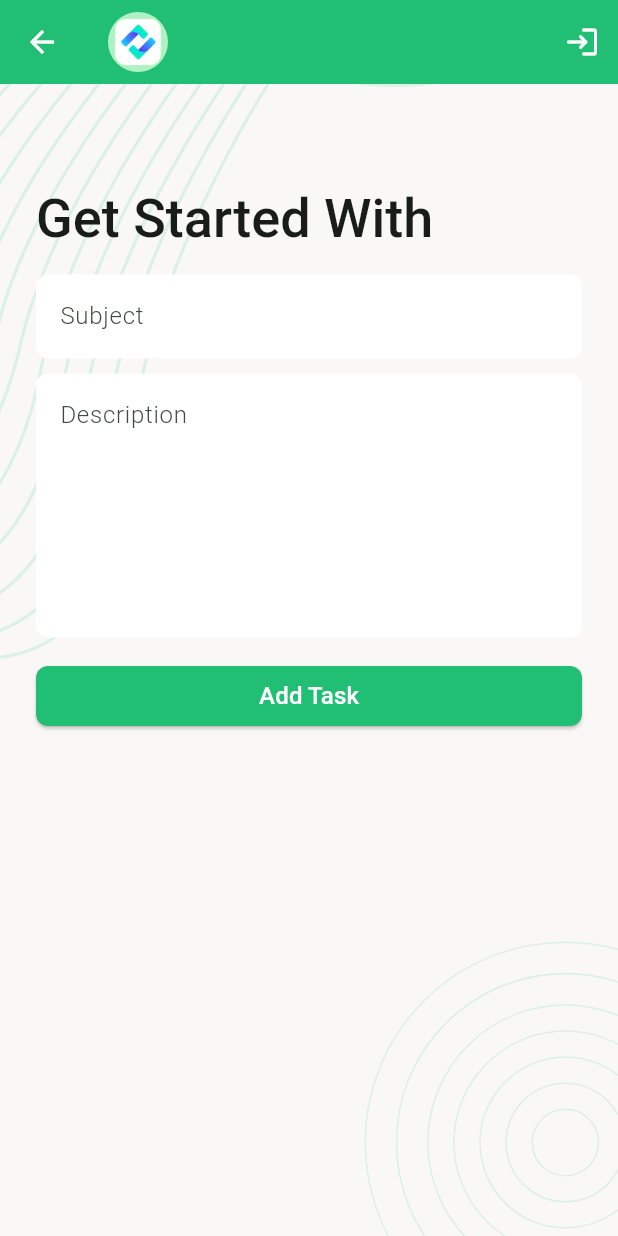
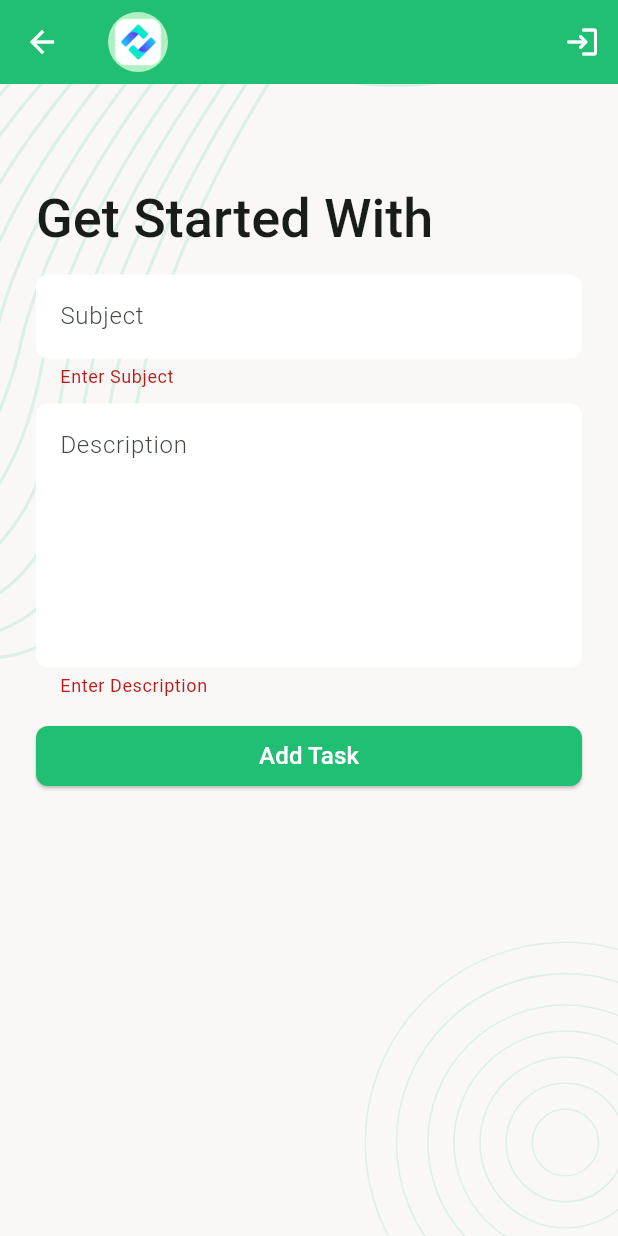
Before and after one commit to shiponirfan/task_manager_app, a Flutter app: the AddNewTask screen opened directly, after a tap on "Add Task", on a phone screen of 412 x 824 dp. Run offline on Flutter 3.47's test engine with Material 3 defaults, Android fonts, the phone set to English and light mode, and no system bars; our stand-ins replace flutter_svg, pin_code_fields, shared_preferences; accounts and stored records are empty.

Commit message:
Add New Task API Added

```diff
--- a/lib/app.dart
+++ b/lib/app.dart
@@ -4,6 +4,8 @@ import 'package:task_manager_app/utils/app_colors.dart';
 
 class TaskManagerApp extends StatefulWidget {
   const TaskManagerApp({super.key});
+
+  static GlobalKey<NavigatorState> navigatorKey = GlobalKey<NavigatorState>();
 
   @override
   State<TaskManagerApp> createState() => _TaskManagerAppState();
@@ -13,6 +15,7 @@ class _TaskManagerAppState extends State<TaskManagerApp> {
   @override
   Widget build(BuildContext context) {
     return MaterialApp(
+      navigatorKey: TaskManagerApp.navigatorKey,
       debugShowCheckedModeBanner: false,
       theme: ThemeData(
         colorSchemeSeed: AppColors.primaryColor,
--- a/lib/data/models/profile_model.dart
+++ b/lib/data/models/profile_model.dart
@@ -16,7 +16,7 @@ class ProfileModel {
       required this.password,
       required this.createdDate});
 
-  static ProfileModel setProfileModel(List<Map> data) {
+  static ProfileModel setProfileModel(List<dynamic> data) {
     return ProfileModel(
       id: data[0]['_id'],
       email: data[0]['email'],
--- a/lib/ui/screens/views/add_new_task.dart
+++ b/lib/ui/screens/views/add_new_task.dart
@@ -1,6 +1,10 @@
 import 'package:flutter/material.dart';
+import 'package:task_manager_app/data/models/network_response.dart';
+import 'package:task_manager_app/data/services/network_caller.dart';
 import 'package:task_manager_app/ui/widgets/appbar_widget.dart';
 import 'package:task_manager_app/ui/widgets/image_background.dart';
+import 'package:task_manager_app/utils/snackbar_widget.dart';
+import 'package:task_manager_app/utils/urls.dart';
 
 class AddNewTask extends StatefulWidget {
   const AddNewTask({super.key});
@@ -10,6 +14,12 @@ class AddNewTask extends StatefulWidget {
 }
 
 class _AddNewTaskState extends State<AddNewTask> {
+  final TextEditingController _subjectTEController = TextEditingController();
+  final TextEditingController _descriptionTEController =
+      TextEditingController();
+  final GlobalKey<FormState> _formKey = GlobalKey<FormState>();
+  bool isPending = false;
+
   @override
   Widget build(BuildContext context) {
     TextTheme textTheme = Theme.of(context).textTheme;
@@ -44,22 +54,38 @@ class _AddNewTaskState extends State<AddNewTask> {
   }
 
   Widget _buildAddTaskForm() {
-    return Column(
+    return Form(
+      key: _formKey,
+      child: Column(
         children: [
           TextFormField(
+            controller: _subjectTEController,
             keyboardType: TextInputType.emailAddress,
             decoration: const InputDecoration(
               hintText: 'Subject',
             ),
+            validator: (value) {
+              if (value?.isEmpty ?? true) {
+                return 'Enter Subject';
+              }
+              return null;
+            },
           ),
           const SizedBox(
             height: 10,
           ),
           TextFormField(
+            controller: _descriptionTEController,
             maxLines: 6,
             decoration: const InputDecoration(
               hintText: 'Description',
             ),
+            validator: (value) {
+              if (value?.isEmpty ?? true) {
+                return 'Enter Description';
+              }
+              return null;
+            },
           ),
           const SizedBox(
             height: 15,
@@ -68,13 +94,55 @@ class _AddNewTaskState extends State<AddNewTask> {
               onPressed: _onTapSubmitButton,
               child: Container(
                   padding: const EdgeInsets.all(4),
-                child: const Text(
+                  child: isPending
+                      ? const CircularProgressIndicator(
+                          color: Colors.white,
+                        )
+                      : const Text(
                           'Add Task',
                           style: TextStyle(color: Colors.white, fontSize: 16),
                         ))),
         ],
+      ),
     );
+  }
+
+  void _onTapSubmitButton() {
+    if (_formKey.currentState!.validate()) {
+      _addNewTask();
     }
   }
 
-void _onTapSubmitButton() {}
+  void _addNewTask() async {
+    isPending = true;
+    setState(() {});
+    Map<String, dynamic> bodyData = {
+      'title': _subjectTEController.text.trim(),
+      'description': _descriptionTEController.text.trim(),
+    };
+
+    NetworkResponse response = await NetworkCaller.postRequest(
+        url: Urls.createTaskUrl, body: bodyData);
+    isPending = false;
+    setState(() {});
+    if (response.isSuccess) {
+      _clearTextFields();
+      snackBarWidget(context: context, message: 'New Task Added');
+    } else {
+      snackBarWidget(
+          context: context, message: response.errorMessage, isError: true);
+    }
+  }
+
+  void _clearTextFields() {
+    _subjectTEController.clear();
+    _descriptionTEController.clear();
+  }
+
+  @override
+  void dispose() {
+    _subjectTEController.dispose();
+    _descriptionTEController.dispose();
+    super.dispose();
+  }
+}
--- a/lib/utils/urls.dart
+++ b/lib/utils/urls.dart
@@ -7,4 +7,5 @@ class Urls {
   static const String recoverVerifyEmailUrl = '$baseUrl/RecoverVerifyEmail';
   static const String recoverVerifyOtpUrl = '$baseUrl/RecoverVerifyOtp';
   static const String recoverResetPasswordOtpUrl = '$baseUrl/RecoverResetPassword';
+  static const String createTaskUrl = '$baseUrl/createTask';
 }
```
Also changed, not shown: lib/data/services/network_caller.dart (+34 -1 lines). Lines whose indentation alone changed are shown as unchanged.
